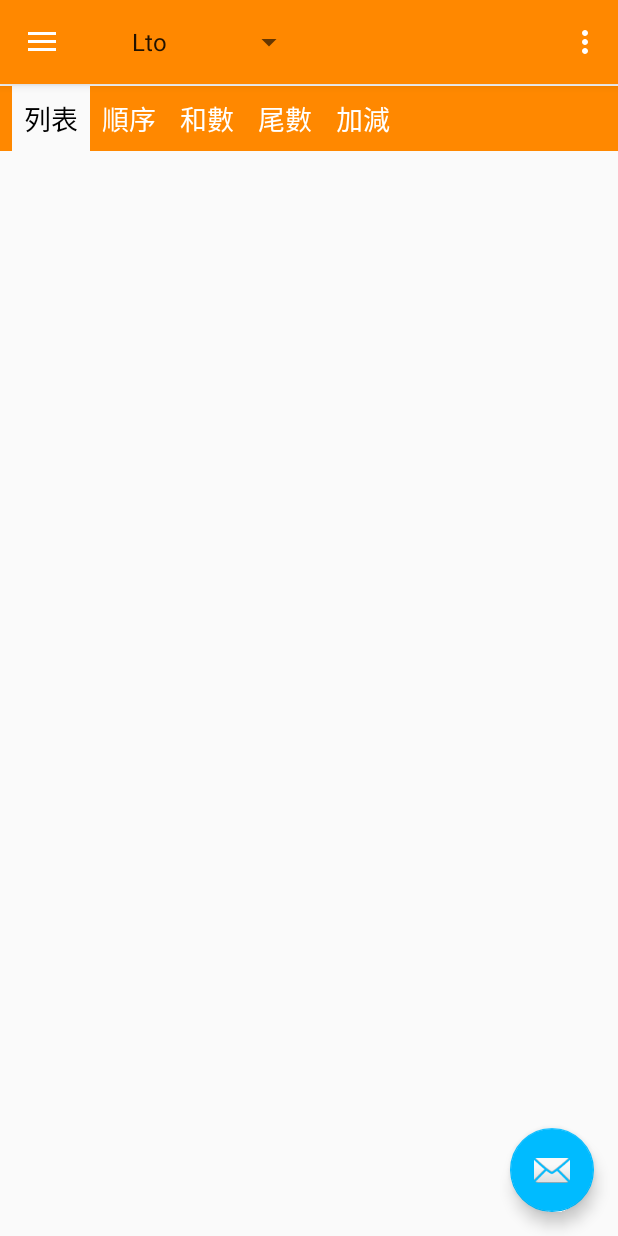
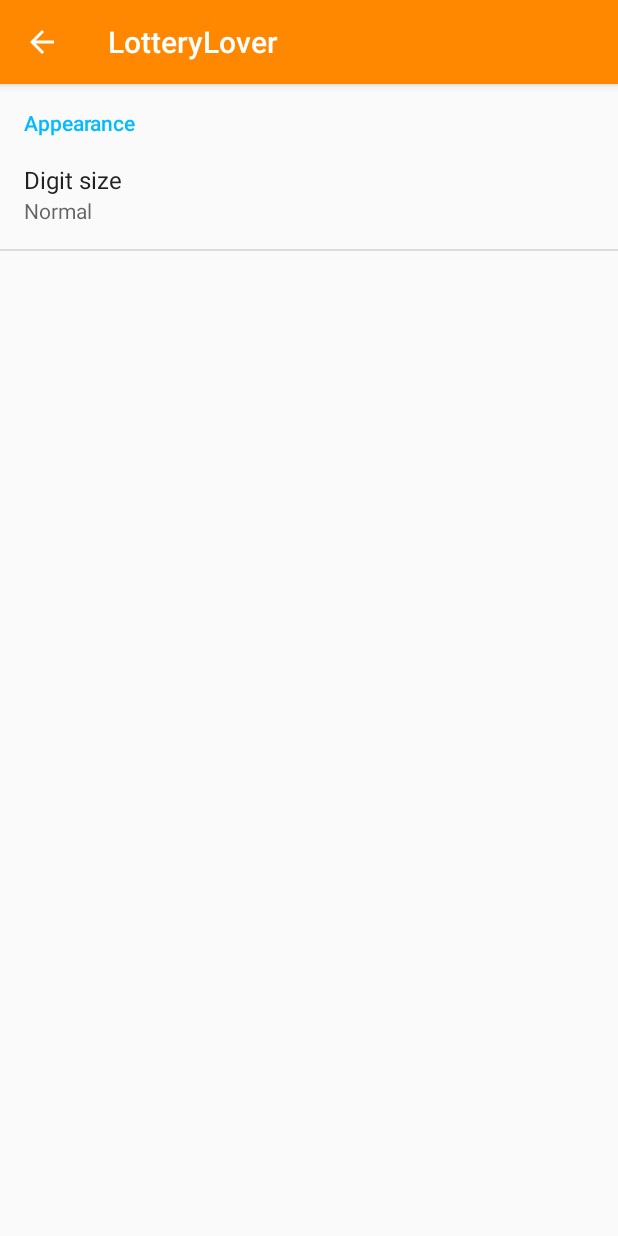
Before and after one commit to s011208/LotteryLover, an Android app: the screen it shows after launch (ViewAllActivity before the commit, SettingsActivity after it), in the options menu, after a tap on "Settings", on a phone screen of 412 x 824 dp. Run offline under Robolectric (Android 15) with nearby library versions, the phone set to English and light mode, and no system bars; 2 statements that could not run were skipped.

Commit message:
add digit size settings

```diff
--- a/app/src/main/AndroidManifest.xml
+++ b/app/src/main/AndroidManifest.xml
@@ -28,6 +28,12 @@
             android:name=".provider.LotteryProvider"
             android:authorities="yhh.bj4.lotterylover.lottery_provider"
             android:process=":remote_components" />
+
+        <activity
+            android:name=".settings.SettingsActivity"
+            android:label="@string/app_name"
+            android:parentActivityName=".ViewAllActivity"
+            android:theme="@style/AppTheme.NoActionBar" />
     </application>
 
 </manifest>
--- a/app/src/main/java/yhh/bj4/lotterylover/ViewAllActivity.java
+++ b/app/src/main/java/yhh/bj4/lotterylover/ViewAllActivity.java
@@ -1,6 +1,8 @@
 package yhh.bj4.lotterylover;
 
+import android.app.Activity;
 import android.content.Context;
+import android.content.Intent;
 import android.os.AsyncTask;
 import android.os.Bundle;
 import android.support.design.widget.FloatingActionButton;
@@ -13,6 +15,7 @@ import android.support.v7.app.ActionBarDrawerToggle;
 import android.support.v7.app.AppCompatActivity;
 import android.support.v7.widget.RecyclerView;
 import android.support.v7.widget.Toolbar;
+import android.util.Log;
 import android.view.LayoutInflater;
 import android.view.Menu;
 import android.view.MenuItem;
@@ -20,6 +23,8 @@ import android.view.View;
 import android.widget.AdapterView;
 import android.widget.ArrayAdapter;
 import android.widget.Spinner;
+
+import java.util.ArrayList;
 
 import yhh.bj4.lotterylover.fragments.MainTableFragment;
 import yhh.bj4.lotterylover.parser.LotteryParser;
@@ -30,6 +35,7 @@ import yhh.bj4.lotterylover.parser.ltoHK.LtoHKParser;
 import yhh.bj4.lotterylover.parser.ltobig.LtoBigParser;
 import yhh.bj4.lotterylover.parser.ltodof.LtoDofParser;
 import yhh.bj4.lotterylover.provider.AppSettings;
+import yhh.bj4.lotterylover.settings.SettingsActivity;
 import yhh.bj4.lotterylover.views.listtype.ListTypeAdapter;
 
 public class ViewAllActivity extends AppCompatActivity
@@ -37,6 +43,8 @@ public class ViewAllActivity extends AppCompatActivity
 
     private static final String TAG = "ViewAllActivity";
     private static final boolean DEBUG = Utilities.DEBUG;
+
+    private static final int REQUEST_SETTIGNS = 1000;
 
     private Spinner mActionBarSpinner;
     private RecyclerView mListTypeView;
@@ -225,6 +233,19 @@ public class ViewAllActivity extends AppCompatActivity
     }
 
     @Override
+    protected void onActivityResult(int requestCode, int resultCode, Intent data) {
+        if (requestCode == REQUEST_SETTIGNS) {
+            if (data == null || resultCode != Activity.RESULT_OK) return;
+            ArrayList<String> changedItemList = data.getStringArrayListExtra(SettingsActivity.CHANGED_LIST_KEY);
+            if (DEBUG) {
+                for (String s : changedItemList) {
+                    Log.d(TAG, "changedItemList:" + s);
+                }
+            }
+        }
+    }
+
+    @Override
     public boolean onCreateOptionsMenu(Menu menu) {
         // Inflate the menu; this adds items to the action bar if it is present.
         getMenuInflater().inflate(R.menu.view_all, menu);
@@ -233,13 +254,10 @@ public class ViewAllActivity extends AppCompatActivity
 
     @Override
     public boolean onOptionsItemSelected(MenuItem item) {
-        // Handle action bar item clicks here. The action bar will
-        // automatically handle clicks on the Home/Up button, so long
-        // as you specify a parent activity in AndroidManifest.xml.
         int id = item.getItemId();
-
-        //noinspection SimplifiableIfStatement
         if (id == R.id.action_settings) {
+            Intent intent = new Intent(ViewAllActivity.this, SettingsActivity.class);
+            startActivityForResult(intent, REQUEST_SETTIGNS);
             return true;
         }
 
--- /dev/null
+++ b/app/src/main/java/yhh/bj4/lotterylover/settings/SettingsActivity.java
@@ -0,0 +1,68 @@
+package yhh.bj4.lotterylover.settings;
+
+import android.app.Activity;
+import android.content.Intent;
+import android.os.Bundle;
+import android.support.v7.app.AppCompatActivity;
+import android.support.v7.widget.Toolbar;
+import android.view.MenuItem;
+
+import java.util.ArrayList;
+import java.util.List;
+
+import yhh.bj4.lotterylover.R;
+import yhh.bj4.lotterylover.settings.main.MainSettingsFragment;
+
+/**
+ * Created by User on 2016/6/21.
+ */
+public class SettingsActivity extends AppCompatActivity implements MainSettingsFragment.Callback {
+    public static final String CHANGED_LIST_KEY = "clk";
+
+    private final List<String> mChangedItemList = new ArrayList<>();
+
+    @Override
+    protected void onCreate(Bundle savedInstanceState) {
+        super.onCreate(savedInstanceState);
+        setContentView(R.layout.activity_settings);
+        initActionBar(savedInstanceState);
+        getFragmentManager().beginTransaction().replace(R.id.fragment_container, new MainSettingsFragment()).commitAllowingStateLoss();
+    }
+
+    private void initActionBar(Bundle savedInstanceState) {
+        Toolbar toolbar = (Toolbar) findViewById(R.id.toolbar);
+        setSupportActionBar(toolbar);
+        if (getSupportActionBar() != null) {
+            getSupportActionBar().setDisplayShowTitleEnabled(true);
+            getSupportActionBar().setHomeButtonEnabled(true);
+            getSupportActionBar().setDisplayHomeAsUpEnabled(true);
+        }
+    }
+
+    @Override
+    public boolean onOptionsItemSelected(MenuItem item) {
+        if (item.getItemId() == android.R.id.home) {
+            onBackPressed();
+            return true;
+        }
+        return super.onOptionsItemSelected(item);
+    }
+
+    @Override
+    public void onBackPressed() {
+        if (mChangedItemList.isEmpty()) {
+            super.onBackPressed();
+        } else {
+            Intent data = new Intent();
+            data.putStringArrayListExtra(CHANGED_LIST_KEY, (ArrayList<String>) mChangedItemList);
+            setResult(Activity.RESULT_OK, data);
+            finish();
+        }
+    }
+
+    @Override
+    public void onItemChanged(String key) {
+        if (key == null || mChangedItemList.contains(key)) return;
+        mChangedItemList.add(key);
+    }
+}
--- /dev/null
+++ b/app/src/main/java/yhh/bj4/lotterylover/settings/main/MainSettingsFragment.java
@@ -0,0 +1,66 @@
+package yhh.bj4.lotterylover.settings.main;
+
+import android.app.AlertDialog;
+import android.content.DialogInterface;
+import android.os.Bundle;
+import android.preference.Preference;
+import android.preference.PreferenceFragment;
+import android.preference.PreferenceScreen;
+
+import yhh.bj4.lotterylover.LotteryLover;
+import yhh.bj4.lotterylover.R;
+import yhh.bj4.lotterylover.provider.AppSettings;
+
+/**
+ * Created by User on 2016/6/21.
+ */
+public class MainSettingsFragment extends PreferenceFragment {
+
+    private static final String SETTINGS_APPEARANCE_DIGIT_SIZE = "settings_appearance_digit_size";
+
+    @Override
+    public void onCreate(Bundle savedInstanceState) {
+        super.onCreate(savedInstanceState);
+        addPreferencesFromResource(R.xml.main_settings);
+
+        Preference digitSize = findPreference(SETTINGS_APPEARANCE_DIGIT_SIZE);
+        if (digitSize != null) {
+            digitSize.setSummary(getActivity().getResources().getStringArray(R.array.settings_appearance_digit_size_list)[AppSettings.get(getActivity(), LotteryLover.KEY_DIGIT_SIZE, LotteryLover.DIGIT_SIZE_NORMAL)]);
+        }
+    }
+
+    @Override
+    public boolean onPreferenceTreeClick(PreferenceScreen preferenceScreen, final Preference preference) {
+        final String key = preference.getKey();
+        if (SETTINGS_APPEARANCE_DIGIT_SIZE.equals(key)) {
+            final int selectedDigitSize = AppSettings.get(getActivity(), LotteryLover.KEY_DIGIT_SIZE, LotteryLover.DIGIT_SIZE_NORMAL);
+            final AlertDialog dialog = new AlertDialog.Builder(getActivity())
+                    .setTitle(R.string.settings_appearance_digit_size_title)
+                    .setCancelable(true)
+                    .setNegativeButton(android.R.string.cancel, new DialogInterface.OnClickListener() {
+                        @Override
+                        public void onClick(DialogInterface dialog, int which) {
+
+                        }
+                    })
+                    .setSingleChoiceItems(R.array.settings_appearance_digit_size_list, selectedDigitSize, new DialogInterface.OnClickListener() {
+                        @Override
+                        public void onClick(DialogInterface dialog, int which) {
+                            if (which == selectedDigitSize) return;
+                            dialog.dismiss();
+                            preference.setSummary(getActivity().getResources().getStringArray(R.array.settings_appearance_digit_size_list)[which]);
+                            AppSettings.put(getActivity(), LotteryLover.KEY_DIGIT_SIZE, which);
+                            if (getActivity() instanceof Callback) {
+                                ((Callback) getActivity()).onItemChanged(LotteryLover.KEY_DIGIT_SIZE);
+                            }
+                        }
+                    }).create();
+            dialog.show();
+        }
+        return super.onPreferenceTreeClick(preferenceScreen, preference);
+    }
+
+    public interface Callback {
+        void onItemChanged(String itemKey);
+    }
+}
--- /dev/null
+++ b/app/src/main/res/layout/activity_settings.xml
@@ -0,0 +1,14 @@
+<?xml version="1.0" encoding="utf-8"?>
+<android.support.v4.widget.DrawerLayout xmlns:android="http://schemas.android.com/apk/res/android"
+    xmlns:tools="http://schemas.android.com/tools"
+    android:id="@+id/drawer_layout"
+    android:layout_width="match_parent"
+    android:layout_height="match_parent"
+    android:fitsSystemWindows="true">
+
+    <include
+        layout="@layout/app_bar_settings"
+        android:layout_width="match_parent"
+        android:layout_height="match_parent" />
+
+</android.support.v4.widget.DrawerLayout>
--- /dev/null
+++ b/app/src/main/res/layout/app_bar_settings.xml
@@ -0,0 +1,26 @@
+<?xml version="1.0" encoding="utf-8"?>
+<android.support.design.widget.CoordinatorLayout xmlns:android="http://schemas.android.com/apk/res/android"
+    xmlns:app="http://schemas.android.com/apk/res-auto"
+    xmlns:tools="http://schemas.android.com/tools"
+    android:layout_width="match_parent"
+    android:layout_height="match_parent"
+    android:fitsSystemWindows="true"
+    tools:context=".settings.SettingsActivity">
+
+    <android.support.design.widget.AppBarLayout
+        android:layout_width="match_parent"
+        android:layout_height="wrap_content"
+        android:theme="@style/AppTheme.AppBarOverlay">
+
+        <android.support.v7.widget.Toolbar
+            android:id="@+id/toolbar"
+            android:layout_width="match_parent"
+            android:layout_height="?attr/actionBarSize"
+            android:background="?attr/colorPrimary"
+            app:popupTheme="@style/AppTheme.PopupOverlay" />
+
+    </android.support.design.widget.AppBarLayout>
+
+    <include layout="@layout/content_settings" />
+
+</android.support.design.widget.CoordinatorLayout>
--- /dev/null
+++ b/app/src/main/res/layout/content_settings.xml
@@ -0,0 +1,14 @@
+<?xml version="1.0" encoding="utf-8"?>
+<RelativeLayout xmlns:android="http://schemas.android.com/apk/res/android"
+    xmlns:app="http://schemas.android.com/apk/res-auto"
+    xmlns:tools="http://schemas.android.com/tools"
+    android:layout_width="match_parent"
+    android:layout_height="match_parent"
+    app:layout_behavior="@string/appbar_scrolling_view_behavior"
+    tools:context=".settings.SettingsActivity">
+
+    <FrameLayout
+        android:id="@+id/fragment_container"
+        android:layout_width="match_parent"
+        android:layout_height="match_parent"></FrameLayout>
+</RelativeLayout>
--- a/app/src/main/res/values/strings.xml
+++ b/app/src/main/res/values/strings.xml
@@ -6,6 +6,17 @@
 
     <string name="action_settings">Settings</string>
 
+    <!-- settings -->
+    <string name="settings_appearance_category_title">Appearance</string>
+    <string name="settings_appearance_digit_size_title">Digit size</string>
+
+    <string-array name="settings_appearance_digit_size_list">
+        <item>Tiny</item>
+        <item>Small</item>
+        <item>Normal</item>
+        <item>Large</item>
+        <item>Huge</item>
+    </string-array>
     <!-- action bar -->
     <string-array name="action_bar_spinner_lto_type">
         <item>Lto</item>
--- /dev/null
+++ b/app/src/main/res/xml/main_settings.xml
@@ -0,0 +1,8 @@
+<?xml version="1.0" encoding="utf-8"?>
+<PreferenceScreen xmlns:android="http://schemas.android.com/apk/res/android">
+    <PreferenceCategory android:title="@string/settings_appearance_category_title">
+        <Preference
+            android:key="settings_appearance_digit_size"
+            android:title="@string/settings_appearance_digit_size_title" />
+    </PreferenceCategory>
+</PreferenceScreen>
```
Also changed, not shown: app/src/main/java/yhh/bj4/lotterylover/LotteryLover.java (+13 -0 lines).
